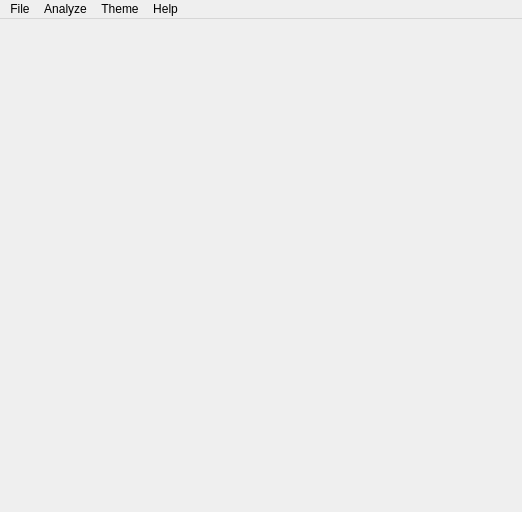
This is src/imcompare.ui in chaosink/imcompare as Qt 5 draws it before an edit. The edited form follows.
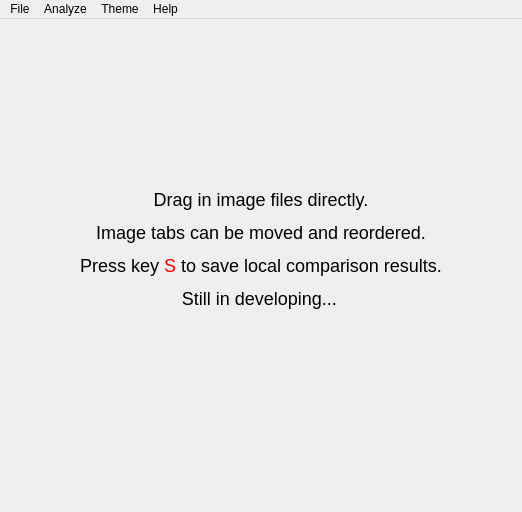
This is the edited form.

```diff
--- a/src/imcompare.ui
+++ b/src/imcompare.ui
@@ -33,8 +33,34 @@
     <property name="bottomMargin">
      <number>4</number>
     </property>
+    <item>
+     <widget class="QLabel" name="usageLabel">
+      <property name="enabled">
+       <bool>true</bool>
+      </property>
+      <property name="sizePolicy">
+       <sizepolicy hsizetype="Expanding" vsizetype="Expanding">
+        <horstretch>0</horstretch>
+        <verstretch>0</verstretch>
+       </sizepolicy>
+      </property>
+      <property name="text">
+       <string>&lt;div style=&quot;font-size:18px&quot;&gt;&lt;p&gt;Drag in image files directly.&lt;/p&gt;&lt;p&gt;Image tabs can be moved and reordered.&lt;/p&gt;&lt;p&gt;Press key &lt;font style=&quot;color:#f00&quot;&gt;S&lt;/font&gt; to save local comparison results.&lt;/p&gt;&lt;p&gt;Still in developing...&lt;/p&gt;&lt;/div&gt;
+</string>
+      </property>
+      <property name="alignment">
+       <set>Qt::AlignCenter</set>
+      </property>
+     </widget>
+    </item>
     <item>
      <widget class="QTabWidget" name="imageTabWidget">
+      <property name="sizePolicy">
+       <sizepolicy hsizetype="Expanding" vsizetype="Minimum">
+        <horstretch>0</horstretch>
+        <verstretch>0</verstretch>
+       </sizepolicy>
+      </property>
       <property name="currentIndex">
        <number>-1</number>
       </property>
```
Left out of the diff: 8 changed lines with no effect on the pictures.
